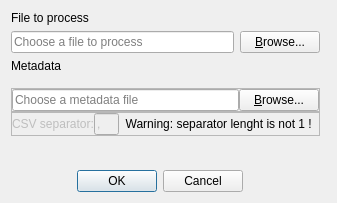
The window that lib/ui/open_file_dialog.ui (metgem/metgem) describes before a commit, drawn with Qt 5.
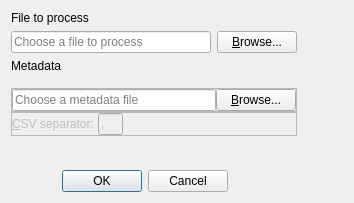
The same window after the commit. Icons and pictures are not drawn.

The edit to the form file:
```diff
--- a/lib/ui/open_file_dialog.ui
+++ b/lib/ui/open_file_dialog.ui
@@ -9,7 +9,7 @@
    <rect>
     <x>0</x>
     <y>0</y>
-    <width>337</width>
+    <width>354</width>
     <height>203</height>
    </rect>
   </property>
@@ -173,7 +173,13 @@
            <bool>false</bool>
           </property>
           <property name="text">
-           <string>CSV separator:</string>
+           <string>&amp;CSV separator: </string>
+          </property>
+          <property name="textFormat">
+           <enum>Qt::PlainText</enum>
+          </property>
+          <property name="buddy">
+           <cstring>editCsvSeparator</cstring>
           </property>
          </widget>
         </item>
@@ -197,18 +203,8 @@
           <property name="text">
            <string>,</string>
           </property>
-         </widget>
-        </item>
-        <item>
-         <widget class="QLabel" name="labelCsvWarning">
-          <property name="font">
-           <font>
-            <weight>50</weight>
-            <bold>false</bold>
-           </font>
-          </property>
-          <property name="text">
-           <string>  Warning: separator lenght is not 1 !</string>
+          <property name="maxLength">
+           <number>1</number>
           </property>
          </widget>
         </item>
```
